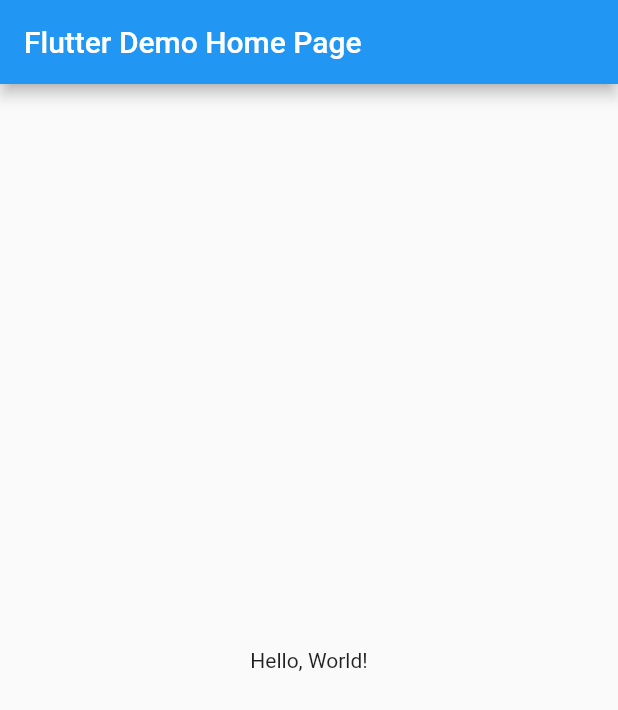
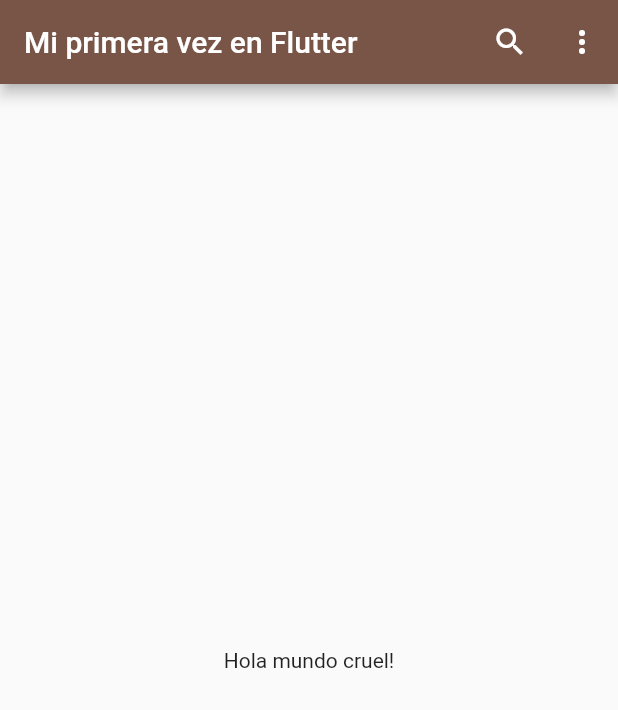
Before and after one commit to PaolaIbarraOrdaz/practica1_jaja, a Flutter app: the screen it shows after launch, on a phone screen of 412 x 824 dp. Shown: the top 710 px of the screen. Run offline on Flutter 3.47's test engine with Material 2 defaults, Android fonts, the phone set to English and light mode, and no system bars.

Commit message:
v2 practica1

```diff
--- a/lib/main.dart
+++ b/lib/main.dart
@@ -9,14 +9,15 @@ class MyApp extends StatelessWidget {
   Widget build(BuildContext context) {
     return MaterialApp(
       // Application name
-      title: 'Flutter Hello World',
+      title: 'Mi pestaña',
+      debugShowCheckedModeBanner: false,
       // Application theme data, you can set the colors for the application as
       // you want
       theme: ThemeData(
-        primarySwatch: Colors.blue,
+        primarySwatch: Colors.brown,
       ),
       // A widget which will be started on application startup
-      home: MyHomePage(title: 'Flutter Demo Home Page'),
+      home: MyHomePage(title: 'Mi primera vez en Flutter'),
     );
   }
 }
@@ -31,10 +32,22 @@ class MyHomePage extends StatelessWidget {
       appBar: AppBar(
         // The title text which will be shown on the action bar
         title: Text(title),
+        actions: [
+          IconButton(
+            icon: const Icon(Icons.search),
+            onPressed: () {},
+          ),
+          IconButton(
+            icon: const Icon(
+              Icons.more_vert,
+            ),
+            onPressed: () {},
+          )
+        ],
       ),
       body: Center(
         child: Text(
-          'Hello, World!',
+          'Hola mundo cruel!',
         ),
       ),
     );
```
Also changed, not shown: lib/pagina2.dart (added), 1 other file.
